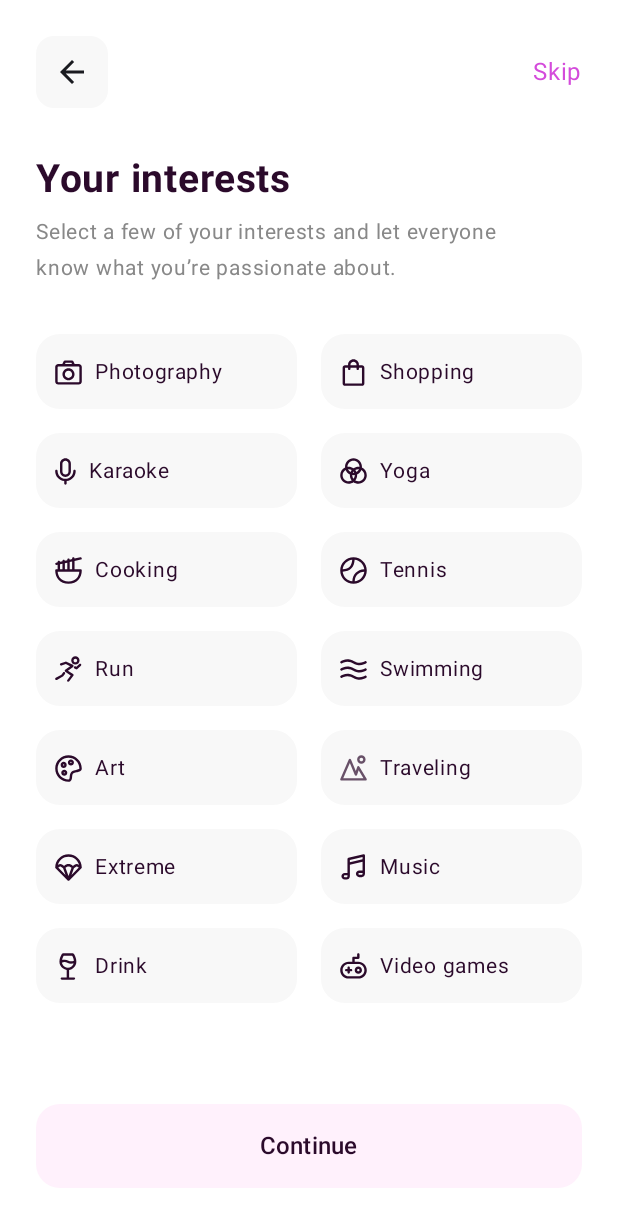
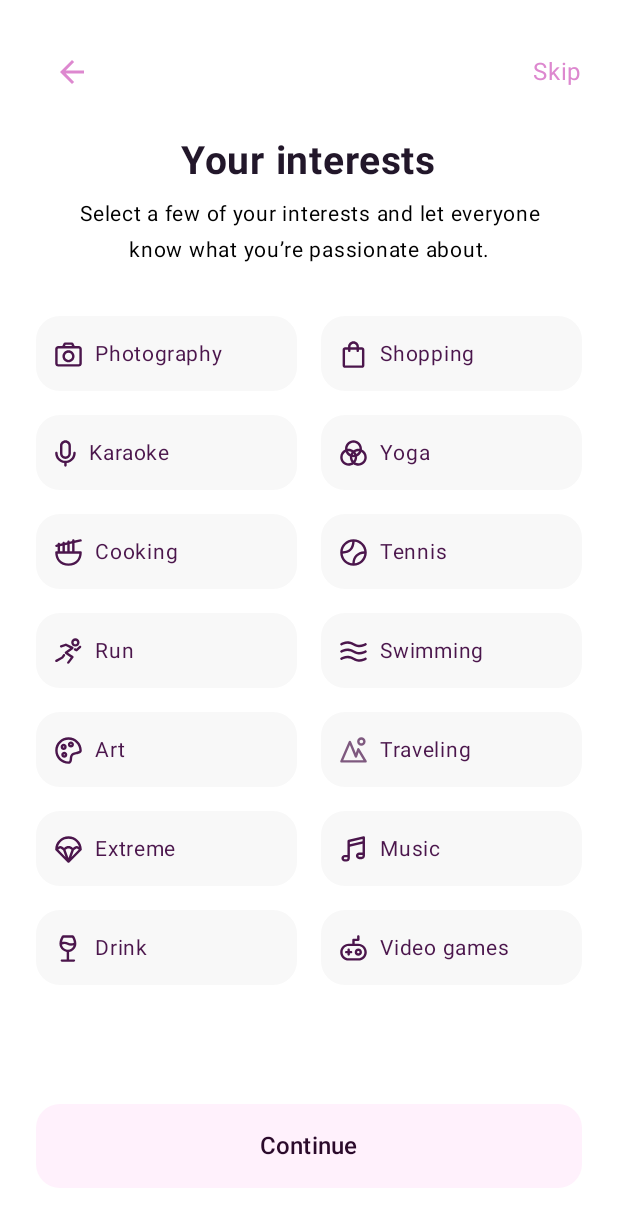
Before and after one commit to Uyhuynh23/CS426-DatingApp, an Android app built with Jetpack Compose: the InterestSelectionScreen screen opened through its navigation route, on a phone screen of 412 x 824 dp. Shown: the top 1227 px of the screen. Run offline under Robolectric (Android 15) with nearby library versions, the phone set to English and light mode, and no system bars; our stand-ins replace Dagger/Hilt's generated code, Firebase (no records; nobody signed in at launch, a user with empty details on screens opened directly).

Commit message:
fix color and design of interest select screen

```diff
--- a/app/src/main/java/com/example/dating/ui/profile/InterestSelectionScreen.kt
+++ b/app/src/main/java/com/example/dating/ui/profile/InterestSelectionScreen.kt
@@ -21,6 +21,8 @@ import androidx.compose.ui.unit.dp
 import androidx.compose.ui.unit.sp
 import androidx.navigation.NavController
 import com.example.dating.R
+import com.example.dating.ui.theme.AppColors
+import androidx.compose.ui.text.style.TextAlign
 
 data class Interest(
     val name: String,
@@ -59,23 +61,23 @@ fun InterestSelectionScreen(navController: NavController) {
 
         // Header
         Box(modifier = Modifier.fillMaxWidth()) {
-            // Back button
+            // Back
             Box(
                 modifier = Modifier
                     .size(48.dp)
                     .clip(RoundedCornerShape(12.dp))
-                    .background(Color(0xFFF8F8F8))
+                    .background(Color.White)
                     .clickable { navController.popBackStack() }
                     .align(Alignment.CenterStart),
                 contentAlignment = Alignment.Center
             ) {
-                Icon(Icons.Default.ArrowBack, contentDescription = "Back")
+                Icon(Icons.Default.ArrowBack, contentDescription = "Back", tint = AppColors.Text_Pink,)
             }
 
             // Skip
             Text(
                 text = "Skip",
-                color = Color(0xFFD44BDB),
+                color = AppColors.Text_Pink,
                 fontSize = 16.sp,
                 modifier = Modifier
                     .align(Alignment.CenterEnd)
@@ -83,26 +85,32 @@ fun InterestSelectionScreen(navController: NavController) {
             )
         }
 
-        Spacer(modifier = Modifier.height(32.dp))
+        Spacer(modifier = Modifier.height(20.dp))
 
         // Title
-        Text(
-            text = "Your interests",
-            fontWeight = FontWeight.Bold,
-            fontSize = 26.sp,
-            color = Color(0xFF2B0A2B),
-            modifier = Modifier.align(Alignment.Start)
-        )
+        Box(modifier = Modifier.fillMaxWidth()) {
+            Text(
+                text = "Your interests",
+                fontWeight = FontWeight.Bold,
+                fontSize = 26.sp,
+                color = AppColors.Text_Black,
+                modifier = Modifier.align(Alignment.Center)
+            )
+        }
 
         Spacer(modifier = Modifier.height(8.dp))
 
         // Subtitle
         Text(
             text = "Select a few of your interests and let everyone\nknow what you’re passionate about.",
-            color = Color.Gray,
+            color = AppColors.Text_LightBlack,
             fontSize = 14.sp,
-            modifier = Modifier.align(Alignment.Start)
+            textAlign = TextAlign.Center,
+            modifier = Modifier
+                .fillMaxWidth()              // chiếm hết chiều ngang
+                .align(Alignment.CenterHorizontally) // căn giữa trong Column
         )
+
 
         Spacer(modifier = Modifier.height(32.dp))
 
@@ -157,7 +165,7 @@ fun InterestItem(interest: Interest, isSelected: Boolean, onClick: () -> Unit) {
         modifier = Modifier
             .height(50.dp)
             .clip(RoundedCornerShape(16.dp))
-            .background(if (isSelected) Color(0xFFD44BDB) else Color(0xFFF8F8F8))
+            .background(if (isSelected) AppColors.Text_Pink  else Color(0xFFF8F8F8))
             .clickable { onClick() }
             .padding(horizontal = 12.dp),
         contentAlignment = Alignment.CenterStart
@@ -166,11 +174,11 @@ fun InterestItem(interest: Interest, isSelected: Boolean, onClick: () -> Unit) {
             Icon(
                 painter = painterResource(id = interest.icon),
                 contentDescription = interest.name,
-                tint = if (isSelected) Color.White else Color(0xFF2B0A2B)
+                tint = if (isSelected) AppColors.Main_Primary else AppColors.Main_Primary
             )
             Text(
                 text = interest.name,
-                color = if (isSelected) Color.White else Color(0xFF2B0A2B),
+                color = if (isSelected) Color.White else AppColors.Main_Primary,
                 fontSize = 14.sp,
                 fontWeight = if (isSelected) FontWeight.Bold else FontWeight.Normal
             )
```
